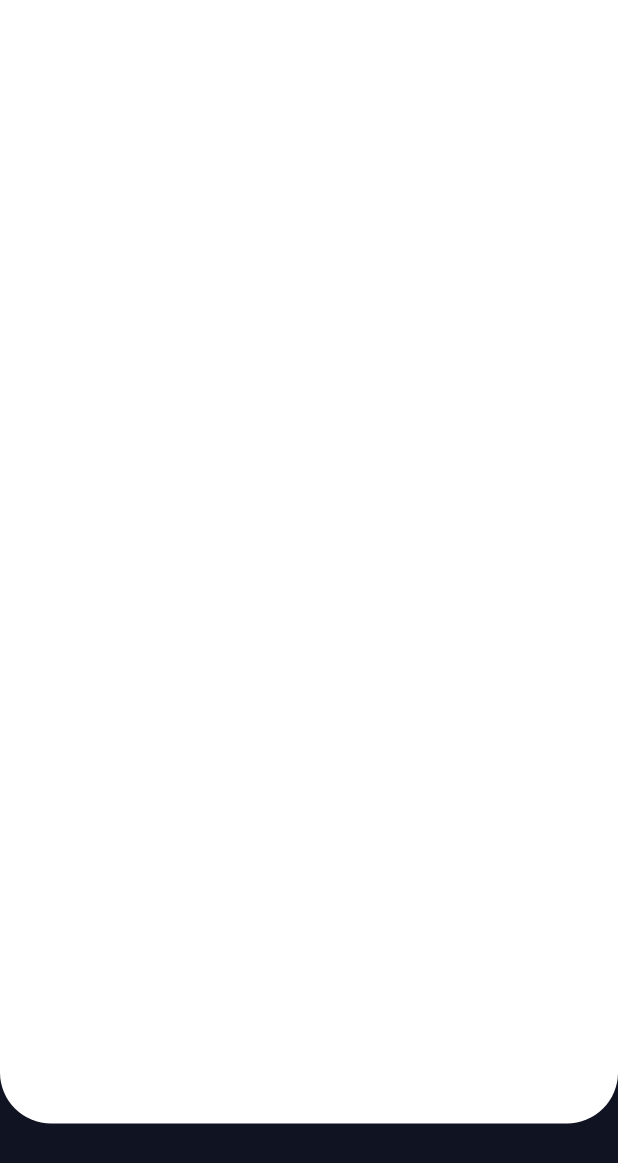
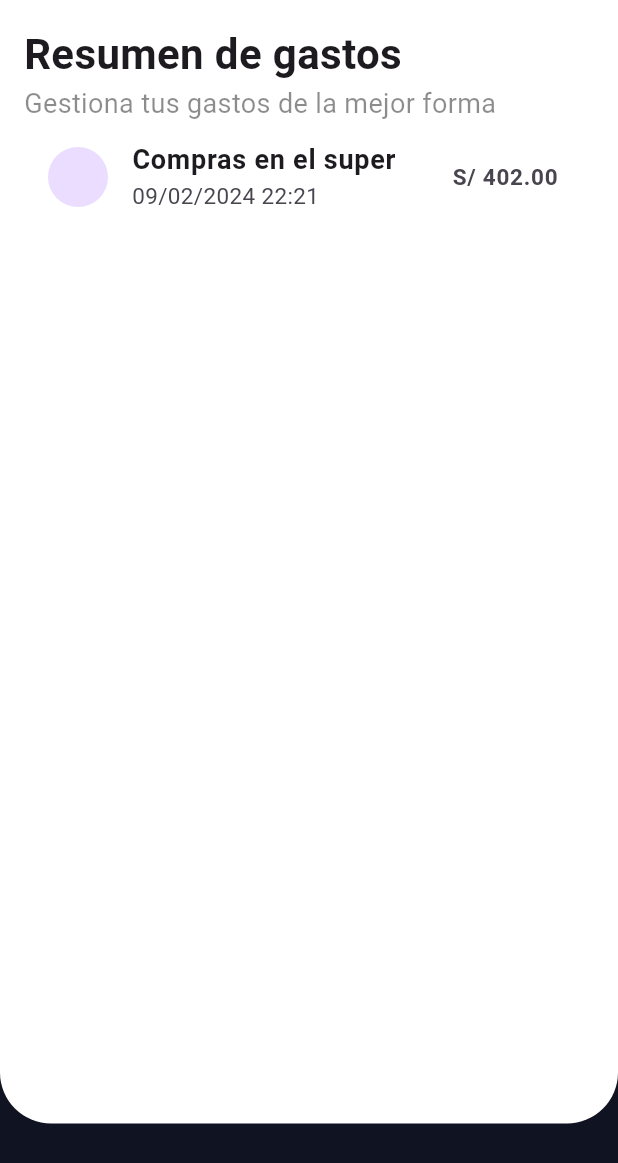
Before and after one commit to WCNosliwsys/gastosapp, a Flutter app: the screen it shows after launch, on a phone screen of 412 x 824 dp. Shown: the top 1163 px of the screen. Run offline on Flutter 3.47's test engine with Material 3 defaults, Android fonts, the phone set to English and light mode, and no system bars.

Commit message:
init deign

```diff
--- a/lib/pages/home_page.dart
+++ b/lib/pages/home_page.dart
@@ -4,7 +4,8 @@ class HomePage extends StatelessWidget {
   @override
   Widget build(BuildContext context) {
     return Scaffold(
-      body: Stack(
+      body: SafeArea(
+        child: Stack(
           children: [
             Column(
               mainAxisAlignment: MainAxisAlignment.end,
@@ -25,12 +26,59 @@ class HomePage extends StatelessWidget {
               children: [
                 Expanded(
                   child: Container(
+                    width: double.infinity,
                     decoration: BoxDecoration(
                       borderRadius: BorderRadius.only(
                         bottomLeft: Radius.circular(34),
                         bottomRight: Radius.circular(34),
                       ),
                       color: Colors.white,
+                    ),
+                    child: SingleChildScrollView(
+                      child: Padding(
+                        padding: const EdgeInsets.all(16.0),
+                        child: Column(
+                          crossAxisAlignment: CrossAxisAlignment.start,
+                          children: [
+                            Text(
+                              "Resumen de gastos",
+                              style: TextStyle(
+                                  fontSize: 28, fontWeight: FontWeight.bold),
+                            ),
+                            Text(
+                              "Gestiona tus gastos de la mejor forma",
+                              style: TextStyle(
+                                  fontSize: 18,
+                                  fontWeight: FontWeight.w400,
+                                  color: Colors.black45),
+                            ),
+                            ListTile(
+                              leading: CircleAvatar(),
+                              title: Text(
+                                "Compras en el super",
+                                style: TextStyle(
+                                  fontSize: 18,
+                                  fontWeight: FontWeight.w700,
+                                ),
+                              ),
+                              subtitle: Text(
+                                "09/02/2024 22:21",
+                                style: TextStyle(
+                                  fontSize: 15,
+                                  fontWeight: FontWeight.w400,
+                                ),
+                              ),
+                              trailing: Text(
+                                "S/ 402.00",
+                                style: TextStyle(
+                                  fontSize: 15,
+                                  fontWeight: FontWeight.w700,
+                                ),
+                              ),
+                            ),
+                          ],
+                        ),
+                      ),
                     ),
                   ),
                 ),
@@ -41,6 +89,7 @@ class HomePage extends StatelessWidget {
             )
           ],
         ),
+      ),
     );
   }
 }
```
Lines whose indentation alone changed are shown as unchanged.
